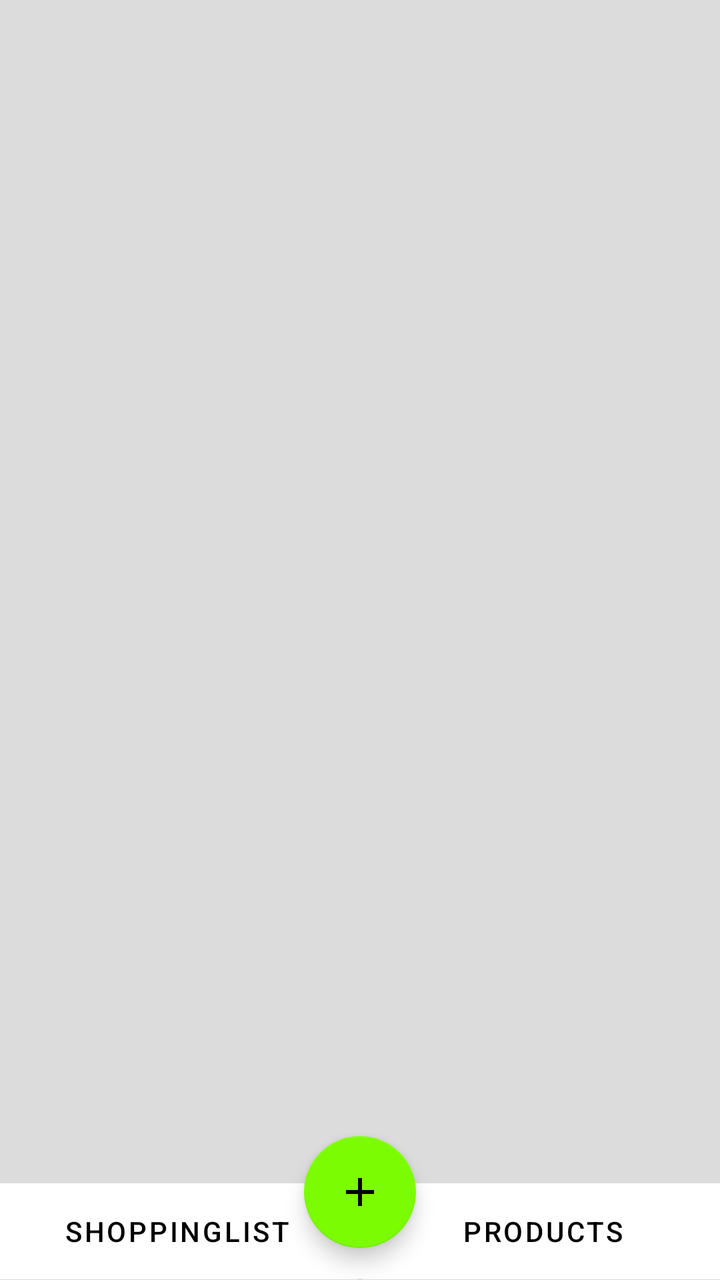
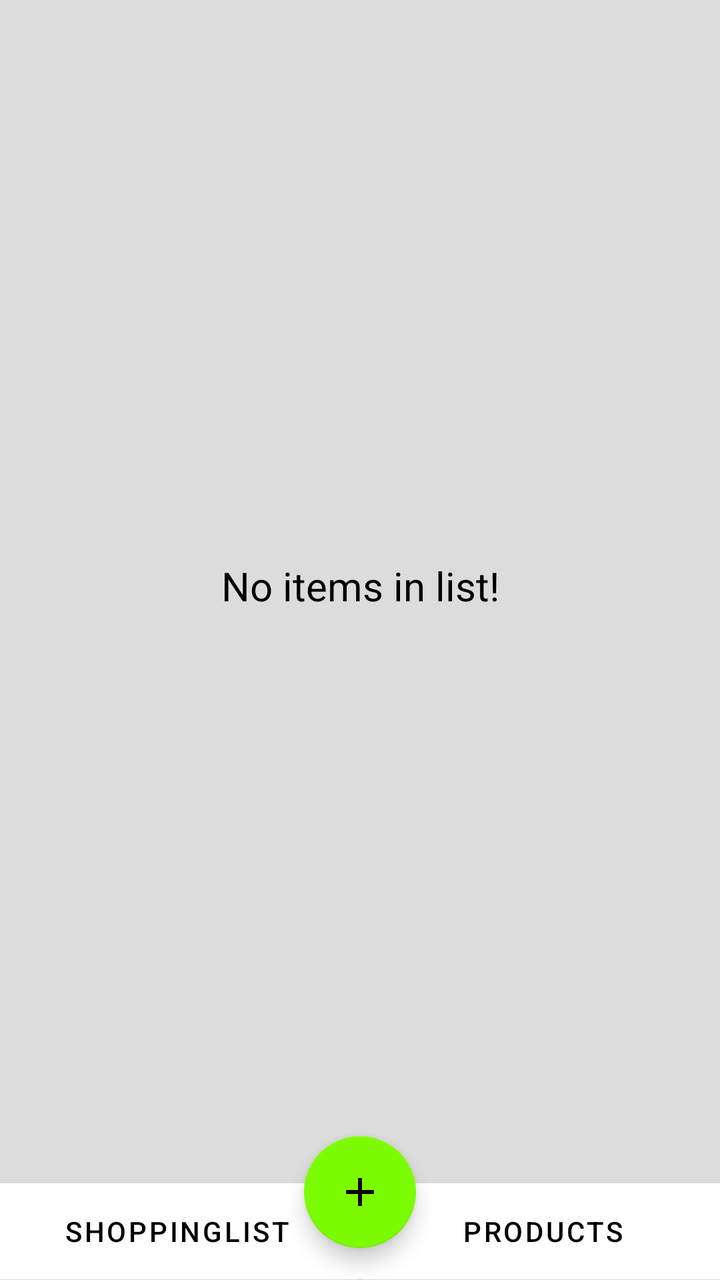

Screens rendered from an Android XML layout before and after an edit, with the pre-edit source and the edit as a unified diff.
<!-- AndroidManifest.xml: application theme Theme.SmartShoppingList -->
<!-- res/layout/activity_main.xml -->
<?xml version="1.0" encoding="utf-8"?>
<androidx.constraintlayout.widget.ConstraintLayout xmlns:android="http://schemas.android.com/apk/res/android"
    xmlns:app="http://schemas.android.com/apk/res-auto"
    xmlns:tools="http://schemas.android.com/tools"
    android:id="@+id/linearLayout2"
    android:layout_width="match_parent"
    android:layout_height="match_parent"
    tools:context="ui.MainActivity">

    <androidx.recyclerview.widget.RecyclerView
        android:id="@+id/itemListView"
        android:layout_width="0dp"
        android:layout_height="wrap_content"
        app:layout_constraintEnd_toEndOf="parent"
        app:layout_constraintHorizontal_bias="0.0"
        app:layout_constraintStart_toStartOf="parent"
        app:layout_constraintTop_toTopOf="parent" />

    <Button
        android:id="@+id/btnProducts"
        android:layout_width="0dp"
        android:layout_height="wrap_content"
        android:layout_marginStart="-30dp"
        android:layout_marginEnd="-5dp"
        android:layout_marginBottom="-6dp"
        android:height="60dp"
        android:text="Products"
        android:textColor="?android:attr/textColor"
        app:layout_constraintBottom_toBottomOf="parent"
        app:layout_constraintEnd_toEndOf="parent"
        app:layout_constraintHorizontal_bias="1.0"
        app:layout_constraintStart_toEndOf="@+id/btnAdd" />

    <com.google.android.material.floatingactionbutton.FloatingActionButton
        android:id="@+id/btnAdd"
        android:layout_width="wrap_content"
        android:layout_height="wrap_content"
        android:layout_marginBottom="16dp"
        android:src="@drawable/ic_baseline_add_24"
        app:layout_constraintBottom_toBottomOf="parent"
        app:layout_constraintEnd_toEndOf="parent"
        app:layout_constraintStart_toStartOf="parent" />

    <Button
        android:id="@+id/btnListDis"
        android:layout_width="0dp"
        android:layout_height="wrap_content"
        android:layout_marginStart="-5dp"
        android:layout_marginEnd="-30dp"
        android:layout_marginBottom="-6dp"
        android:height="60dp"
        android:clickable="false"
        android:text="Shoppinglist"
        android:textColor="?android:attr/textColor"
        app:layout_constraintBottom_toBottomOf="parent"
        app:layout_constraintEnd_toStartOf="@+id/btnAdd"
        app:layout_constraintStart_toStartOf="parent" />

</androidx.constraintlayout.widget.ConstraintLayout>
<!-- resources referenced by this layout -->
<resources>
  <!-- drawable ic_baseline_add_24 (drawable) -->
  <vector android:height="24dp" android:tint="#FFFFFF"
      android:viewportHeight="24" android:viewportWidth="24"
      android:width="24dp" xmlns:android="http://schemas.android.com/apk/res/android">
      <path android:fillColor="@android:color/white" android:pathData="M19,13h-6v6h-2v-6H5v-2h6V5h2v6h6v2z"/>
  </vector>
  <style name="Theme.SmartShoppingList" parent="Theme.MaterialComponents.DayNight">
          
          <item name="colorPrimary">@color/white</item>
          <item name="colorPrimaryVariant">@color/light_green</item>
          <item name="colorOnPrimary">@color/black</item>
          
          <item name="colorSecondary">@color/light_green</item>
          <item name="colorSecondaryVariant">@color/light_green</item>
          <item name="colorOnSecondary">@color/black</item>
          
          <item name="android:statusBarColor" tools:targetApi="l">?attr/colorPrimaryVariant</item>
          <item name="android:windowLightStatusBar">true</item>
          
          <item name="android:textColor">@color/black</item>
          <item name="android:actionMenuTextColor">@color/black</item>
          <item name="android:itemTextAppearance">@color/black</item>
          <item name="android:windowBackground">@color/background_white</item>
      </style>
  <color name="white">#FFFFFFFF</color>
  <color name="light_green">#7CFC00</color>
  <color name="black">#FF000000</color>
  <color name="background_white">#DCDCDC</color>
</resources>

<!-- the commit's change to res/layout/activity_main.xml (unified diff, before → after) -->
@@ -10,7 +10,8 @@
     <androidx.recyclerview.widget.RecyclerView
         android:id="@+id/itemListView"
         android:layout_width="0dp"
-        android:layout_height="wrap_content"
+        android:layout_height="0dp"
+        app:layout_constraintBottom_toTopOf="@+id/btnListDis"
         app:layout_constraintEnd_toEndOf="parent"
         app:layout_constraintHorizontal_bias="0.0"
         app:layout_constraintStart_toStartOf="parent"
@@ -56,4 +57,15 @@
         app:layout_constraintEnd_toStartOf="@+id/btnAdd"
         app:layout_constraintStart_toStartOf="parent" />
 
+    <TextView
+        android:id="@+id/noItemView"
+        android:layout_width="wrap_content"
+        android:layout_height="wrap_content"
+        android:text="No items in list!"
+        android:textSize="20sp"
+        app:layout_constraintBottom_toTopOf="@+id/btnProducts"
+        app:layout_constraintEnd_toEndOf="parent"
+        app:layout_constraintStart_toStartOf="parent"
+        app:layout_constraintTop_toTopOf="parent" />
+
 </androidx.constraintlayout.widget.ConstraintLayout>
